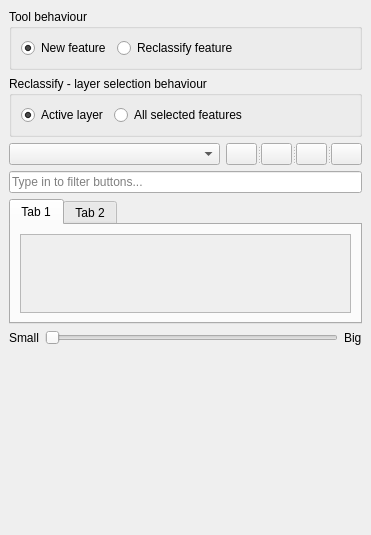
dsgoficial/DsgTools, file gui/ProductionTools/Toolboxes/FieldToolBox/customFeatureTool.ui: the form before one commit.
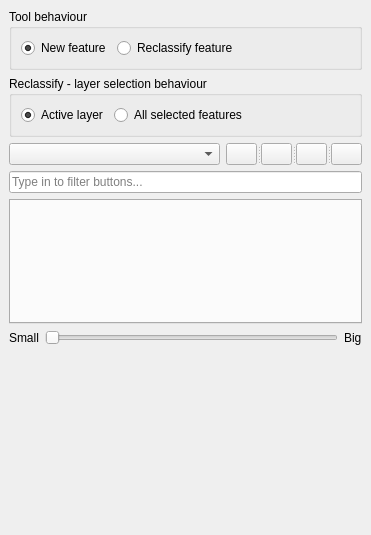
The form after the commit. Icons and pictures are not drawn. Custom widgets are drawn as their Qt base class.

Commit message: added double click signal. def'd ok/cancel behaviours setup gui. added dynamic shortcut prop to setup obj. multi kw matching method added. added tabs exposing buttons behaviour and research tab.

```diff
--- a/gui/ProductionTools/Toolboxes/FieldToolBox/customFeatureTool.ui
+++ b/gui/ProductionTools/Toolboxes/FieldToolBox/customFeatureTool.ui
@@ -238,35 +238,6 @@
         <property name="currentIndex">
          <number>0</number>
         </property>
-        <widget class="QWidget" name="tab">
-         <attribute name="title">
-          <string>Tab 1</string>
-         </attribute>
-         <layout class="QGridLayout" name="gridLayout_4">
-          <item row="0" column="0">
-           <widget class="QScrollArea" name="scrollArea">
-            <property name="widgetResizable">
-             <bool>true</bool>
-            </property>
-            <widget class="QWidget" name="scrollAreaWidgetContents">
-             <property name="geometry">
-              <rect>
-               <x>0</x>
-               <y>0</y>
-               <width>329</width>
-               <height>81</height>
-              </rect>
-             </property>
-            </widget>
-           </widget>
-          </item>
-         </layout>
-        </widget>
-        <widget class="QWidget" name="tab_2">
-         <attribute name="title">
-          <string>Tab 2</string>
-         </attribute>
-        </widget>
        </widget>
       </item>
      </layout>
```
Left out of the diff: 4 changed lines with no effect on the pictures. The commit also changes 4 other files.
